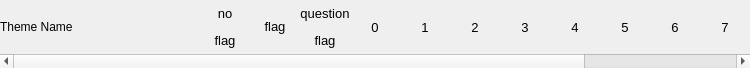
This is src/minefieldthemepreview.ui in Bollos00/LibreMines as Qt 5 draws it before an edit. The edited form follows.
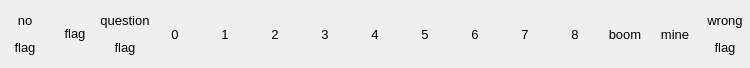
This is the edited form. Custom widgets are drawn as their Qt base class.

Commit message: added faces reaction theme preview

```diff
--- a/src/minefieldthemepreview.ui
+++ b/src/minefieldthemepreview.ui
@@ -51,11 +51,11 @@
        <rect>
         <x>0</x>
         <y>0</y>
-        <width>950</width>
-        <height>54</height>
+        <width>750</width>
+        <height>68</height>
        </rect>
       </property>
-      <layout class="QHBoxLayout" name="horizontalLayout_2" stretch="0,0,0,0,0,0,0,0,0,0,0,0,0,0,0,0">
+      <layout class="QHBoxLayout" name="horizontalLayout_2" stretch="0,0,0,0,0,0,0,0,0,0,0,0,0,0,0">
        <property name="spacing">
         <number>0</number>
        </property>
@@ -74,25 +74,6 @@
        <property name="bottomMargin">
         <number>0</number>
        </property>
-       <item>
-        <widget class="QLabel" name="lbThemeName">
-         <property name="minimumSize">
-          <size>
-           <width>200</width>
-           <height>50</height>
-          </size>
-         </property>
-         <property name="maximumSize">
-          <size>
-           <width>200</width>
-           <height>50</height>
-          </size>
-         </property>
-         <property name="text">
-          <string>&lt;html&gt;&lt;head/&gt;&lt;body&gt;&lt;p&gt;Theme Name&lt;/p&gt;&lt;/body&gt;&lt;/html&gt;</string>
-         </property>
-        </widget>
-       </item>
        <item>
         <widget class="QLabel_adapted" name="lbNoFlag">
          <property name="minimumSize">
```
The commit also changes 12 other files.
